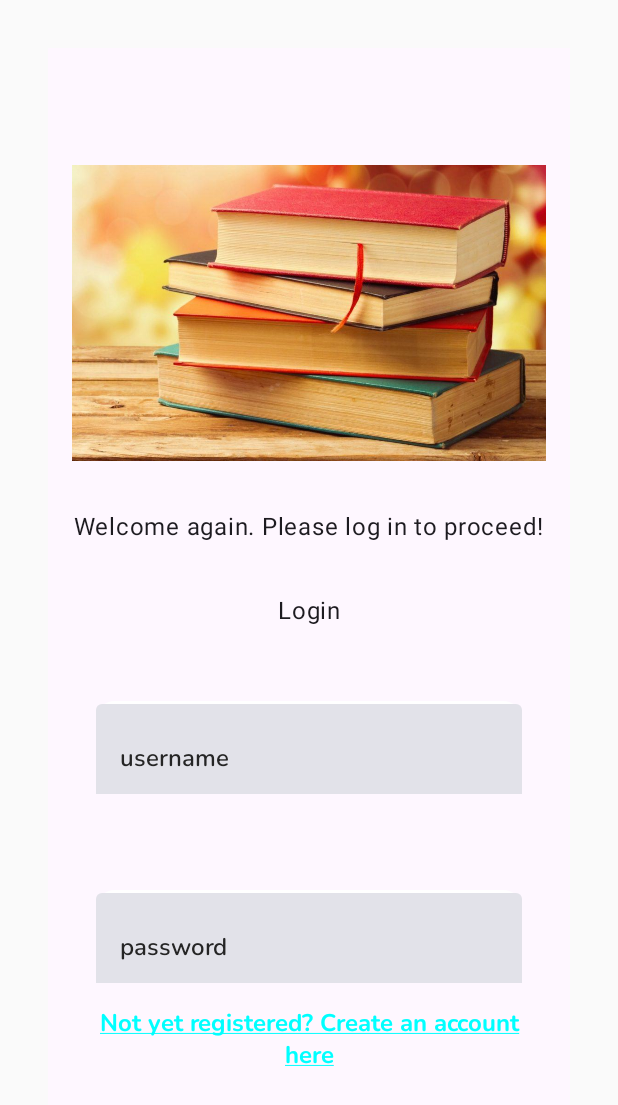
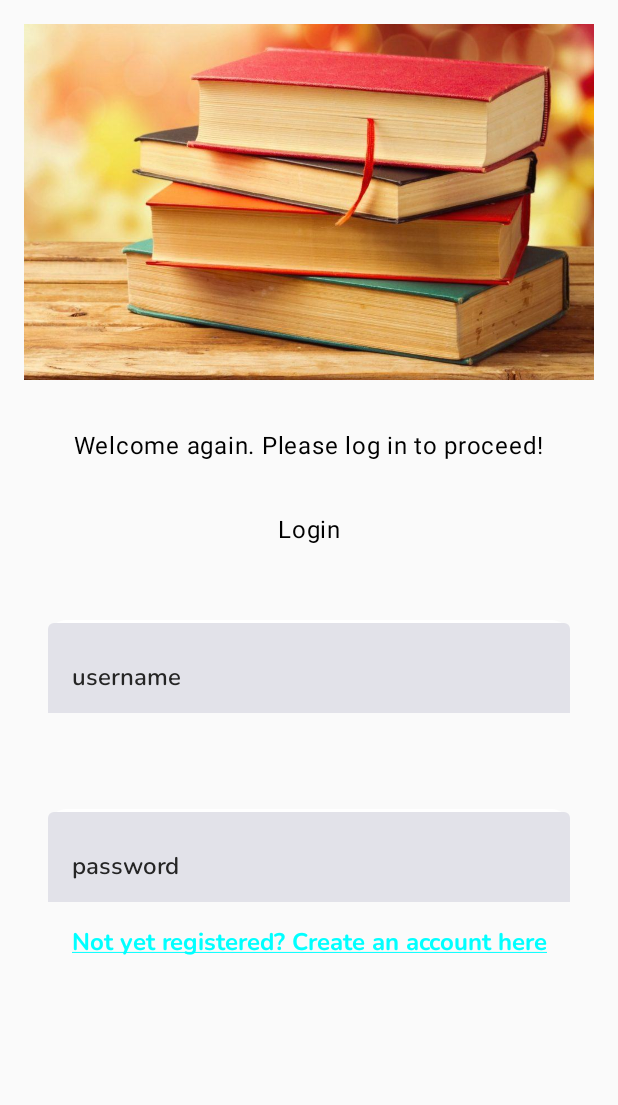
Before and after one commit to aluoch-dev/book-ish, an Android app built with Jetpack Compose: the screen it shows after launch (BookishActivity), on a phone screen of 412 x 824 dp. Shown: the top 1105 px of the screen. Run offline under Robolectric (Android 15) with nearby library versions, the phone set to English and light mode, and no system bars; our stand-ins replace Dagger/Hilt's generated code.

```diff
--- a/app/build.gradle
+++ b/app/build.gradle
@@ -3,6 +3,7 @@ plugins {
     id 'org.jetbrains.kotlin.android'
     id 'kotlin-kapt'
     id 'com.google.dagger.hilt.android'
+    id 'com.google.gms.google-services'
 }
 
 android {
@@ -75,6 +76,8 @@ dependencies {
     implementation 'com.squareup.okhttp3:okhttp:4.9.1'
     implementation 'androidx.hilt:hilt-navigation-compose:1.0.0'
     implementation 'androidx.hilt:hilt-navigation-fragment:1.0.0'
+    implementation(platform("com.google.firebase:firebase-bom:32.2.3"))
+    implementation 'com.google.firebase:firebase-auth-ktx'
 }
 
 // Allow references to generated code
--- a/app/src/main/kotlin/com/bookish/BookishActivity.kt
+++ b/app/src/main/kotlin/com/bookish/BookishActivity.kt
@@ -1,5 +1,4 @@
 package com.bookish
-
 
 import android.os.Bundle
 import androidx.activity.ComponentActivity
@@ -25,14 +24,9 @@ class BookishActivity : ComponentActivity() {
 
         WindowCompat.setDecorFitsSystemWindows(window, false)
         setContent {
-            Surface (
-                modifier = screenModifier
-            ){
-                BookishTheme {
-                    BookishApp()
-                }
+            BookishTheme {
+                BookishApp()
             }
-
         }
     }
 }
--- a/app/src/main/kotlin/com/bookish/app/ui/theme/Theme.kt
+++ b/app/src/main/kotlin/com/bookish/app/ui/theme/Theme.kt
@@ -40,7 +40,6 @@ private val LightColorScheme = lightColorScheme(
 @Composable
 fun BookishTheme(
     darkTheme: Boolean = isSystemInDarkTheme(),
-    // Dynamic color is available on Android 12+
     dynamicColor: Boolean = true,
     content: @Composable () -> Unit
 ) {
--- a/build.gradle
+++ b/build.gradle
@@ -4,4 +4,5 @@ plugins {
     id 'com.android.library' version '8.0.2' apply false
     id 'org.jetbrains.kotlin.android' version '1.7.20' apply false
     id 'com.google.dagger.hilt.android' version "2.44" apply false
+    id 'com.google.gms.google-services' version "4.3.15" apply false
 }
```
Also changed, not shown: 1 other file.
